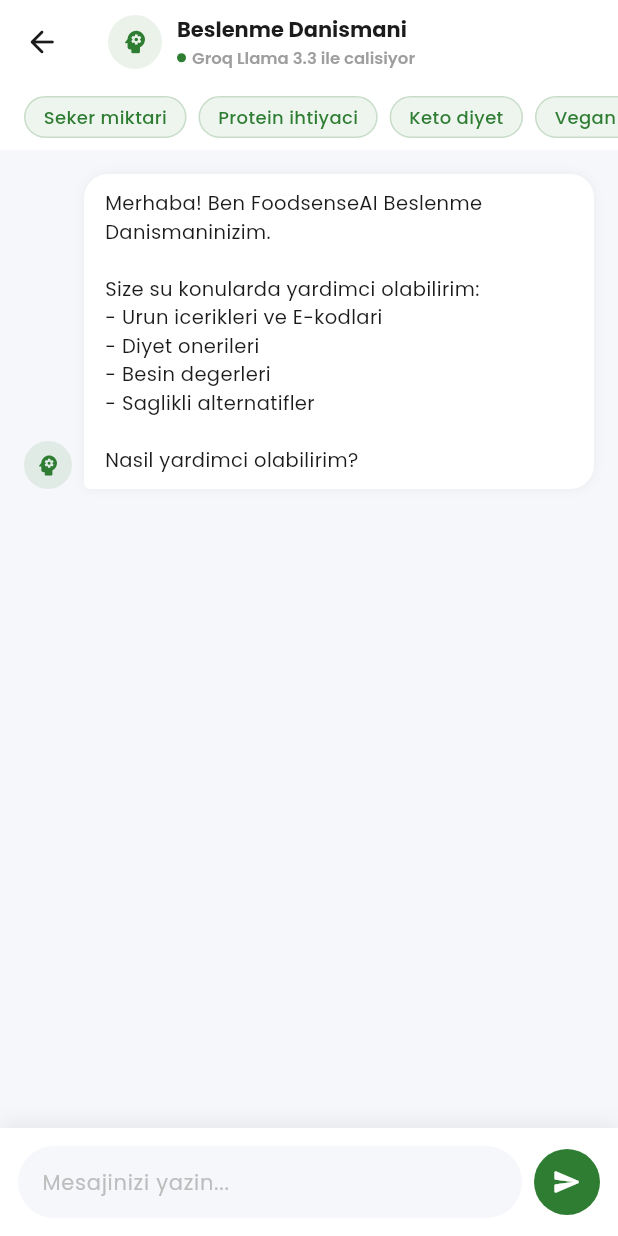
After one commit to Bunyaminar/foodsense-ai-blg402, a Flutter app: the ChatScreen screen opened by its route, after a tap on the "send" icon, on a phone screen of 412 x 824 dp. The commit adds this screen. Run offline on Flutter 3.47's test engine with Material 3 defaults, Android fonts, the phone set to English and light mode, and no system bars; our stand-ins replace cloud_firestore, firebase_auth, firebase_core, google_fonts, shared_preferences; missing offline and left inert: mobile_scanner; accounts and stored records are empty; statements that could not run were skipped.

Commit message:
feat: Add Groq chat, fix gitignore

```diff
--- a/foodsense_ai/lib/main.dart
+++ b/foodsense_ai/lib/main.dart
@@ -14,6 +14,7 @@ import 'presentation/screens/auth/register_screen.dart';
 import 'presentation/screens/auth/forgot_password_screen.dart';
 import 'presentation/screens/home/dashboard_screen.dart';
 import 'presentation/screens/home/main_screen.dart';
+import 'presentation/screens/chat/chat_screen.dart';
 import 'presentation/screens/profile/profile_screen.dart';
 import 'presentation/screens/profile/preferences_screen.dart';
 import 'presentation/screens/splash/splash_screen.dart';
@@ -101,6 +102,7 @@ class MyApp extends StatelessWidget {
               AppConstants.loginRoute: (context) => const LoginScreen(),
               AppConstants.registerRoute: (context) => const RegisterScreen(),
               AppConstants.dashboardRoute: (context) => const MainScreen(),
+                '/chat': (context) => const ChatScreen(),
               '/profile': (context) => const ProfileScreen(),
               '/preferences': (context) => const PreferencesScreen(),
               '/onboarding': (context) => const OnboardingScreen(),
--- /dev/null
+++ b/foodsense_ai/lib/presentation/screens/chat/chat_screen.dart
@@ -0,0 +1,255 @@
+import 'package:flutter/material.dart';
+import 'package:google_fonts/google_fonts.dart';
+import 'dart:convert';
+import 'package:http/http.dart' as http;
+
+class ChatMessage {
+  final String text;
+  final bool isUser;
+  final DateTime time;
+  ChatMessage({required this.text, required this.isUser, required this.time});
+}
+
+class ChatScreen extends StatefulWidget {
+  const ChatScreen({super.key});
+  @override
+  State<ChatScreen> createState() => _ChatScreenState();
+}
+
+class _ChatScreenState extends State<ChatScreen> {
+  final _messageController = TextEditingController();
+  final _scrollController = ScrollController();
+  final List<ChatMessage> _messages = [];
+  bool _isLoading = false;
+  static const String _apiKey = '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';
+  static const String _systemPrompt = 'Sen FoodsenseAI adli bir beslenme ve diyetisyen yapay zeka asistanisin. Turkce cevap ver. Kullanicinin sordugu beslenme, diyet, E-kodlari, besin degerleri, kilo yonetimi, spor beslenmesi gibi konularda detayli ve pratik cevaplar ver. Spesifik beslenme planlari, yemek onerileri ve gunluk kalori/protein/karbonhidrat miktarlari oner. Emoji kullan. Cevaplarin kisa ve anlasilir olsun.';
+
+  @override
+  void initState() {
+    super.initState();
+    _messages.add(ChatMessage(
+      text: 'Merhaba! Ben FoodsenseAI Beslenme Danismaninizim.\n\nSize su konularda yardimci olabilirim:\n- Urun icerikleri ve E-kodlari\n- Diyet onerileri\n- Besin degerleri\n- Saglikli alternatifler\n\nNasil yardimci olabilirim?',
+      isUser: false, time: DateTime.now()));
+  }
+
+  Future<void> _sendMessage() async {
+    final text = _messageController.text.trim();
+    if (text.isEmpty || _isLoading) return;
+    setState(() {
+      _messages.add(ChatMessage(text: text, isUser: true, time: DateTime.now()));
+      _isLoading = true;
+      _messageController.clear();
+    });
+    _scrollToBottom();
+    try {
+      final response = await http.post(
+        Uri.parse('https://foodsense-ai-blg402-production.up.railway.app/chat'),
+        headers: {'Content-Type': 'application/json'},
+        body: jsonEncode({'message': text}),
+      );
+      String reply;
+      if (response.statusCode == 200) {
+        final data = jsonDecode(response.body);
+        reply = data['response'] ?? 'Uzgunum, bir hata olustu.';
+      } else {
+        reply = 'Hata: ' + response.statusCode.toString() + ' - ' + response.body.substring(0, 100);
+      }
+      if (mounted) {
+        setState(() {
+          _messages.add(ChatMessage(text: reply, isUser: false, time: DateTime.now()));
+          _isLoading = false;
+        });
+        _scrollToBottom();
+      }
+    } catch (e) {
+      if (mounted) {
+        setState(() {
+          _messages.add(ChatMessage(
+            text: 'Exception: ' + e.toString(),
+            isUser: false, time: DateTime.now()));
+          _isLoading = false;
+        });
+        _scrollToBottom();
+      }
+    }
+  }
+
+  void _scrollToBottom() {
+    Future.delayed(const Duration(milliseconds: 100), () {
+      if (_scrollController.hasClients) {
+        _scrollController.animateTo(
+          _scrollController.position.maxScrollExtent,
+          duration: const Duration(milliseconds: 300),
+          curve: Curves.easeOut);
+      }
+    });
+  }
+
+  @override
+  void dispose() {
+    _messageController.dispose();
+    _scrollController.dispose();
+    super.dispose();
+  }
+
+  @override
+  Widget build(BuildContext context) {
+    final primary = Theme.of(context).primaryColor;
+    return Scaffold(
+      backgroundColor: const Color(0xFFF5F7FA),
+      appBar: AppBar(
+        backgroundColor: Colors.white,
+        elevation: 0,
+        leading: IconButton(
+          icon: const Icon(Icons.arrow_back_rounded, color: Color(0xFF1B1B1B)),
+          onPressed: () => Navigator.pop(context),
+        ),
+        title: Row(children: [
+          Container(
+            width: 36, height: 36,
+            decoration: BoxDecoration(
+              color: primary.withValues(alpha: 0.1), shape: BoxShape.circle),
+            child: Icon(Icons.psychology_rounded, color: primary, size: 20),
+          ),
+          const SizedBox(width: 10),
+          Column(crossAxisAlignment: CrossAxisAlignment.start, children: [
+            Text('Beslenme Danismani',
+              style: GoogleFonts.poppins(
+                color: const Color(0xFF1B1B1B), fontSize: 14,
+                fontWeight: FontWeight.bold)),
+            Row(children: [
+              Container(width: 6, height: 6,
+                decoration: const BoxDecoration(
+                  color: Color(0xFF2E7D32), shape: BoxShape.circle)),
+              const SizedBox(width: 4),
+              Text('Groq Llama 3.3 ile calisiyor',
+                style: GoogleFonts.poppins(color: Colors.grey, fontSize: 11)),
+            ]),
+          ]),
+        ]),
+      ),
+      body: Column(children: [
+        Container(
+          height: 44, color: Colors.white,
+          child: ListView(
+            scrollDirection: Axis.horizontal,
+            padding: const EdgeInsets.symmetric(horizontal: 16, vertical: 8),
+            children: ['Seker miktari', 'Protein ihtiyaci', 'Keto diyet',
+              'Vegan beslenme', 'E kodlari nedir',
+            ].map((q) => GestureDetector(
+              onTap: () { _messageController.text = q; _sendMessage(); },
+              child: Container(
+                margin: const EdgeInsets.only(right: 8),
+                padding: const EdgeInsets.symmetric(horizontal: 12),
+                decoration: BoxDecoration(
+                  color: primary.withValues(alpha: 0.08),
+                  borderRadius: BorderRadius.circular(20),
+                  border: Border.all(color: primary.withValues(alpha: 0.2))),
+                child: Center(child: Text(q,
+                  style: GoogleFonts.poppins(color: primary, fontSize: 12,
+                    fontWeight: FontWeight.w500))),
+              ),
+            )).toList(),
+          ),
+        ),
+        Expanded(
+          child: ListView.builder(
+            controller: _scrollController,
+            padding: const EdgeInsets.all(16),
+            itemCount: _messages.length + (_isLoading ? 1 : 0),
+            itemBuilder: (context, index) {
+              if (index == _messages.length) {
+                return Padding(
+                  padding: const EdgeInsets.only(bottom: 12),
+                  child: Row(children: [
+                    Container(width: 32, height: 32,
+                      decoration: BoxDecoration(
+                        color: primary.withValues(alpha: 0.1),
+                        shape: BoxShape.circle),
+                      child: Icon(Icons.psychology_rounded, color: primary, size: 18)),
+                    const SizedBox(width: 8),
+                    Container(
+                      padding: const EdgeInsets.symmetric(horizontal: 14, vertical: 12),
+                      decoration: BoxDecoration(
+                        color: Colors.white, borderRadius: BorderRadius.circular(16)),
+                      child: Row(mainAxisSize: MainAxisSize.min,
+                        children: List.generate(3, (i) => Container(
+                          margin: EdgeInsets.only(right: i < 2 ? 4 : 0),
+                          width: 8, height: 8,
+                          decoration: BoxDecoration(
+                            color: primary.withValues(alpha: 0.5),
+                            shape: BoxShape.circle))))),
+                  ]));
+              }
+              final msg = _messages[index];
+              return Padding(
+                padding: const EdgeInsets.only(bottom: 12),
+                child: Row(
+                  mainAxisAlignment: msg.isUser
+                    ? MainAxisAlignment.end : MainAxisAlignment.start,
+                  crossAxisAlignment: CrossAxisAlignment.end,
+                  children: [
+                    if (!msg.isUser) ...[
+                      Container(width: 32, height: 32,
+                        decoration: BoxDecoration(
+                          color: primary.withValues(alpha: 0.1),
+                          shape: BoxShape.circle),
+                        child: Icon(Icons.psychology_rounded, color: primary, size: 18)),
+                      const SizedBox(width: 8),
+                    ],
+                    Flexible(child: Container(
+                      padding: const EdgeInsets.symmetric(horizontal: 14, vertical: 10),
+                      decoration: BoxDecoration(
+                        color: msg.isUser ? primary : Colors.white,
+                        borderRadius: BorderRadius.only(
+                          topLeft: const Radius.circular(16),
+                          topRight: const Radius.circular(16),
+                          bottomLeft: Radius.circular(msg.isUser ? 16 : 4),
+                          bottomRight: Radius.circular(msg.isUser ? 4 : 16)),
+                        boxShadow: [BoxShadow(
+                          color: Colors.black.withValues(alpha: 0.05), blurRadius: 6)]),
+                      child: Text(msg.text,
+                        style: GoogleFonts.poppins(
+                          color: msg.isUser ? Colors.white : const Color(0xFF1B1B1B),
+                          fontSize: 13, height: 1.5)))),
+                    if (msg.isUser) const SizedBox(width: 8),
+                  ]));
+            },
+          ),
+        ),
+        Container(
+          padding: const EdgeInsets.all(12),
+          decoration: BoxDecoration(
+            color: Colors.white,
+            boxShadow: [BoxShadow(
+              color: Colors.black.withValues(alpha: 0.06),
+              blurRadius: 10, offset: const Offset(0, -4))]),
+          child: SafeArea(child: Row(children: [
+            Expanded(child: Container(
+              decoration: BoxDecoration(
+                color: const Color(0xFFF5F7FA),
+                borderRadius: BorderRadius.circular(24)),
+              child: TextField(
+                controller: _messageController,
+                onSubmitted: (_) => _sendMessage(),
+                decoration: InputDecoration(
+                  hintText: 'Mesajinizi yazin...',
+                  hintStyle: GoogleFonts.poppins(
+                    color: Colors.grey.shade400, fontSize: 14),
+                  border: InputBorder.none,
+                  contentPadding: const EdgeInsets.symmetric(
+                    horizontal: 16, vertical: 10))),
+            )),
+            const SizedBox(width: 8),
+            GestureDetector(
+              onTap: _sendMessage,
+              child: Container(
+                width: 44, height: 44,
+                decoration: BoxDecoration(color: primary, shape: BoxShape.circle),
+                child: const Icon(Icons.send_rounded, color: Colors.white, size: 20))),
+          ])),
+        ),
+      ]),
+    );
+  }
+}
--- a/foodsense_ai/lib/presentation/screens/home/dashboard_screen.dart
+++ b/foodsense_ai/lib/presentation/screens/home/dashboard_screen.dart
@@ -381,6 +381,7 @@ class _DashboardScreenState extends State<DashboardScreen> {
                                   color: Colors.grey.shade600)),
                               const SizedBox(height: 6),
                               GestureDetector(
+                                onTap: () => Navigator.pushNamed(context, '/chat'),
                                 child: Row(
                                   children: [
                                     Text('Sohbete Başla',
```
Also changed, not shown: 3 other files.
